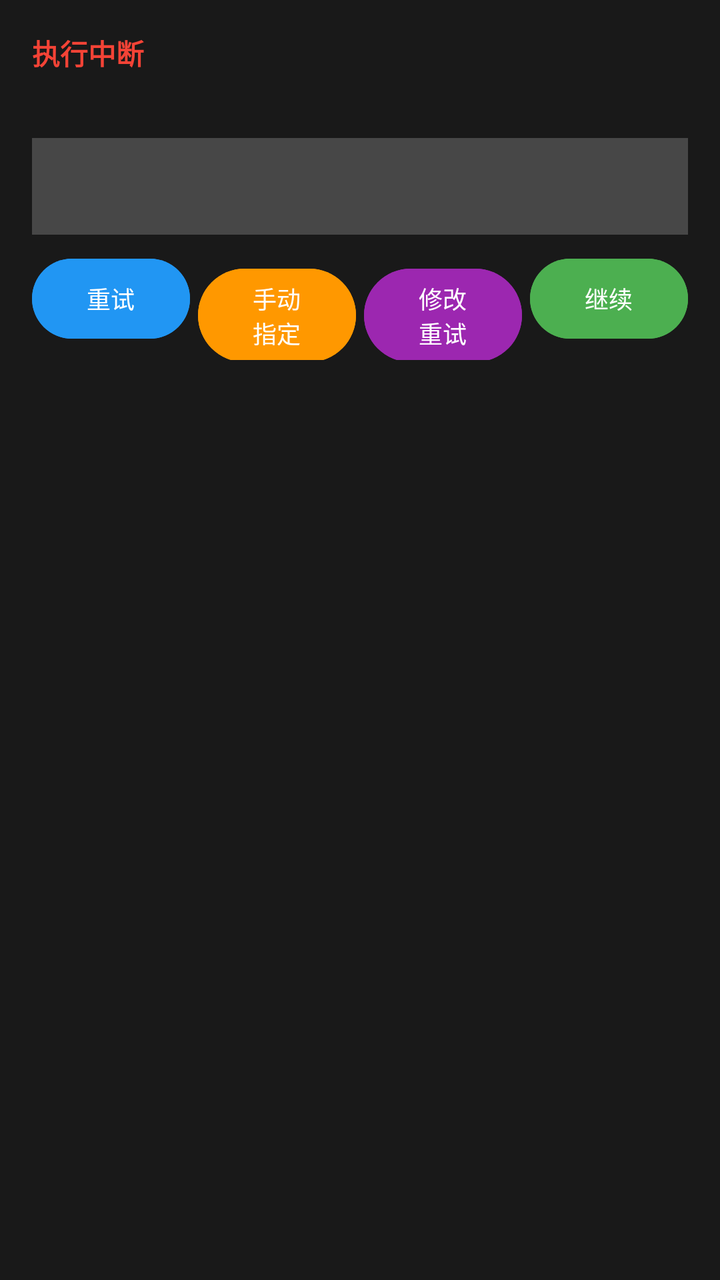
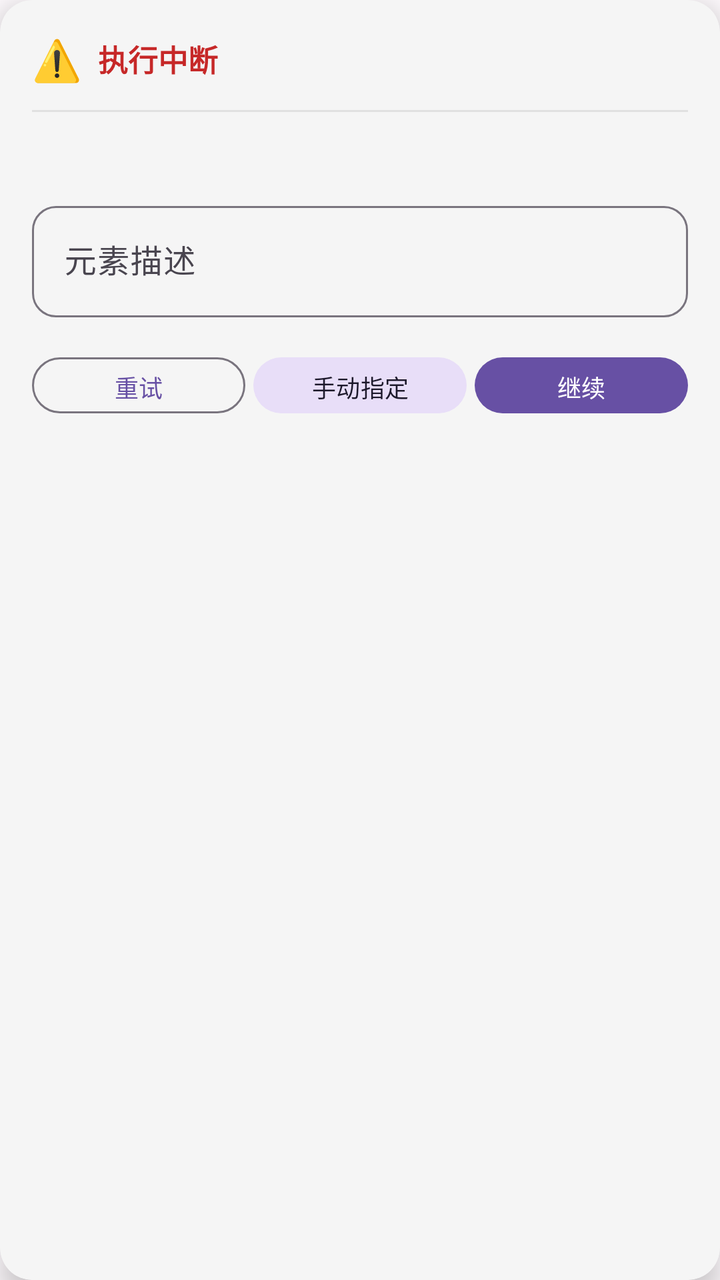

Two renders of the same Android screen: before a commit and after it. Below are the layout's source before the change and the commit's diff.
<!-- AndroidManifest.xml: application theme Theme.AutoTask -->
<!-- res/layout/floating_debug.xml -->
<?xml version="1.0" encoding="utf-8"?>
<LinearLayout xmlns:android="http://schemas.android.com/apk/res/android"
    android:layout_width="match_parent"
    android:layout_height="wrap_content"
    android:orientation="vertical"
    android:background="#E6000000"
    android:padding="16dp">

    <TextView
        android:layout_width="wrap_content"
        android:layout_height="wrap_content"
        android:text="执行中断"
        android:textColor="#F44336"
        android:textSize="14sp"
        android:textStyle="bold" />

    <TextView
        android:id="@+id/tv_reason"
        android:layout_width="wrap_content"
        android:layout_height="wrap_content"
        android:textColor="#CCCCCC"
        android:textSize="12sp"
        android:layout_marginTop="8dp" />

    <EditText
        android:id="@+id/et_hint"
        android:layout_width="match_parent"
        android:layout_height="wrap_content"
        android:background="#33FFFFFF"
        android:textColor="#FFFFFF"
        android:textColorHint="#888888"
        android:padding="12dp"
        android:layout_marginTop="8dp"
        android:inputType="text" />

    <LinearLayout
        android:layout_width="match_parent"
        android:layout_height="wrap_content"
        android:orientation="horizontal"
        android:layout_marginTop="8dp">

        <Button
            android:id="@+id/btn_retry"
            android:layout_width="0dp"
            android:layout_height="wrap_content"
            android:layout_weight="1"
            android:text="重试"
            android:backgroundTint="#2196F3"
            android:textColor="#FFFFFF"
            android:textSize="12sp" />

        <Button
            android:id="@+id/btn_manual"
            android:layout_width="0dp"
            android:layout_height="wrap_content"
            android:layout_weight="1"
            android:layout_marginStart="4dp"
            android:text="手动指定"
            android:backgroundTint="#FF9800"
            android:textColor="#FFFFFF"
            android:textSize="12sp" />

        <Button
            android:id="@+id/btn_modify"
            android:layout_width="0dp"
            android:layout_height="wrap_content"
            android:layout_weight="1"
            android:layout_marginStart="4dp"
            android:text="修改重试"
            android:backgroundTint="#9C27B0"
            android:textColor="#FFFFFF"
            android:textSize="12sp" />

        <Button
            android:id="@+id/btn_continue"
            android:layout_width="0dp"
            android:layout_height="wrap_content"
            android:layout_weight="1"
            android:layout_marginStart="4dp"
            android:text="继续"
            android:backgroundTint="#4CAF50"
            android:textColor="#FFFFFF"
            android:textSize="12sp" />
    </LinearLayout>

</LinearLayout>
<!-- resources referenced by this layout -->
<resources>
  <style name="Theme.AutoTask" parent="Theme.AutoTask.Purple" />
  <style name="Theme.AutoTask.Purple" parent="Theme.Material3.Light.NoActionBar">
          <item name="colorPrimary">@color/purple_primary</item>
          <item name="colorOnPrimary">@color/purple_on_primary</item>
          <item name="colorPrimaryContainer">@color/purple_primary_container</item>
          <item name="colorOnPrimaryContainer">@color/purple_on_primary_container</item>
          <item name="colorSecondary">@color/purple_secondary</item>
          <item name="colorOnSecondary">@color/purple_on_secondary</item>
          <item name="colorSecondaryContainer">@color/purple_secondary_container</item>
          <item name="colorSurface">@color/purple_surface</item>
          <item name="colorOnSurface">@color/purple_on_surface</item>
          <item name="colorSurfaceVariant">@color/purple_surface_variant</item>
          <item name="android:colorBackground">@color/purple_background</item>
      </style>
  <color name="purple_primary">#6750A4</color>
  <color name="purple_on_primary">#FFFFFF</color>
  <color name="purple_primary_container">#EADDFF</color>
  <color name="purple_on_primary_container">#21005D</color>
  <color name="purple_secondary">#625B71</color>
  <color name="purple_on_secondary">#FFFFFF</color>
  <color name="purple_secondary_container">#E8DEF8</color>
  <color name="purple_surface">#FFFBFE</color>
  <color name="purple_on_surface">#1C1B1F</color>
  <color name="purple_surface_variant">#E7E0EC</color>
  <color name="purple_background">#FFFBFE</color>
</resources>

<!-- the commit's change to res/layout/floating_debug.xml (unified diff, before → after) -->
@@ -1,86 +1,114 @@
 <?xml version="1.0" encoding="utf-8"?>
-<LinearLayout xmlns:android="http://schemas.android.com/apk/res/android"
+<com.google.android.material.card.MaterialCardView xmlns:android="http://schemas.android.com/apk/res/android"
+    xmlns:app="http://schemas.android.com/apk/res-auto"
     android:layout_width="match_parent"
     android:layout_height="wrap_content"
-    android:orientation="vertical"
-    android:background="#E6000000"
-    android:padding="16dp">
-
-    <TextView
-        android:layout_width="wrap_content"
-        android:layout_height="wrap_content"
-        android:text="执行中断"
-        android:textColor="#F44336"
-        android:textSize="14sp"
-        android:textStyle="bold" />
-
-    <TextView
-        android:id="@+id/tv_reason"
-        android:layout_width="wrap_content"
-        android:layout_height="wrap_content"
-        android:textColor="#CCCCCC"
-        android:textSize="12sp"
-        android:layout_marginTop="8dp" />
-
-    <EditText
-        android:id="@+id/et_hint"
-        android:layout_width="match_parent"
-        android:layout_height="wrap_content"
-        android:background="#33FFFFFF"
-        android:textColor="#FFFFFF"
-        android:textColorHint="#888888"
-        android:padding="12dp"
-        android:layout_marginTop="8dp"
-        android:inputType="text" />
+    app:cardCornerRadius="16dp"
+    app:cardElevation="8dp"
+    app:cardBackgroundColor="#F5F5F5"
+    app:strokeWidth="0dp">
 
     <LinearLayout
         android:layout_width="match_parent"
         android:layout_height="wrap_content"
-        android:orientation="horizontal"
-        android:layout_marginTop="8dp">
+        android:orientation="vertical"
+        android:padding="16dp">
 
-        <Button
-            android:id="@+id/btn_retry"
-            android:layout_width="0dp"
+        
+        <LinearLayout
+            android:layout_width="match_parent"
             android:layout_height="wrap_content"
-            android:layout_weight="1"
-            android:text="重试"
-            android:backgroundTint="#2196F3"
-            android:textColor="#FFFFFF"
-            android:textSize="12sp" />
+            android:orientation="horizontal"
+            android:gravity="center_vertical">
 
-        <Button
-            android:id="@+id/btn_manual"
-            android:layout_width="0dp"
+            <TextView
+                android:layout_width="wrap_content"
+                android:layout_height="wrap_content"
+                android:text="⚠️"
+                android:textSize="20sp" />
+
+            <TextView
+                android:layout_width="wrap_content"
+                android:layout_height="wrap_content"
+                android:layout_marginStart="8dp"
+                android:text="执行中断"
+                android:textColor="#C62828"
+                android:textSize="15sp"
+                android:textStyle="bold" />
+
+        </LinearLayout>
+
+        <View
+            android:layout_width="match_parent"
+            android:layout_height="1dp"
+            android:layout_marginTop="12dp"
+            android:background="#E0E0E0" />
+
+        
+        <TextView
+            android:id="@+id/tv_reason"
+            android:layout_width="match_parent"
             android:layout_height="wrap_content"
-            android:layout_weight="1"
-            android:layout_marginStart="4dp"
-            android:text="手动指定"
-            android:backgroundTint="#FF9800"
-            android:textColor="#FFFFFF"
-            android:textSize="12sp" />
+            android:layout_marginTop="12dp"
+            android:textColor="#49454F"
+            android:textSize="13sp" />
 
-        <Button
-            android:id="@+id/btn_modify"
-            android:layout_width="0dp"
+        
+        <com.google.android.material.textfield.TextInputLayout
+            android:layout_width="match_parent"
             android:layout_height="wrap_content"
-            android:layout_weight="1"
-            android:layout_marginStart="4dp"
-            android:text="修改重试"
-            android:backgroundTint="#9C27B0"
-            android:textColor="#FFFFFF"
-            android:textSize="12sp" />
+            android:layout_marginTop="12dp"
+            android:hint="元素描述"
+            app:boxCornerRadiusTopStart="12dp"
+            app:boxCornerRadiusTopEnd="12dp"
+            app:boxCornerRadiusBottomStart="12dp"
+            app:boxCornerRadiusBottomEnd="12dp">
 
-        <Button
-            android:id="@+id/btn_continue"
-            android:layout_width="0dp"
+            <com.google.android.material.textfield.TextInputEditText
+                android:id="@+id/et_hint"
+                android:layout_width="match_parent"
+                android:layout_height="wrap_content"
+                android:inputType="text" />
+
+        </com.google.android.material.textfield.TextInputLayout>
+
+        
+        <LinearLayout
+            android:layout_width="match_parent"
             android:layout_height="wrap_content"
-            android:layout_weight="1"
-            android:layout_marginStart="4dp"
-            android:text="继续"
-            android:backgroundTint="#4CAF50"
-            android:textColor="#FFFFFF"
-            android:textSize="12sp" />
+            android:orientation="horizontal"
+            android:layout_marginTop="16dp">
+
+            <com.google.android.material.button.MaterialButton
+                android:id="@+id/btn_retry"
+                android:layout_width="0dp"
+                android:layout_height="36dp"
+                android:layout_weight="1"
+                android:text="重试"
+                android:textSize="12sp"
+                style="@style/Widget.Material3.Button.OutlinedButton" />
+
+            <com.google.android.material.button.MaterialButton
+                android:id="@+id/btn_manual"
+                android:layout_width="0dp"
+                android:layout_height="36dp"
+                android:layout_weight="1"
+                android:layout_marginStart="4dp"
+                android:text="手动指定"
+                android:textSize="12sp"
+                style="@style/Widget.Material3.Button.TonalButton" />
+
+            <com.google.android.material.button.MaterialButton
+                android:id="@+id/btn_continue"
+                android:layout_width="0dp"
+                android:layout_height="36dp"
+                android:layout_weight="1"
+                android:layout_marginStart="4dp"
+                android:text="继续"
+                android:textSize="12sp" />
+
+        </LinearLayout>
+
     </LinearLayout>
 
-</LinearLayout>
+</com.google.android.material.card.MaterialCardView>
<!-- resource entries referenced after the edit -->
@@ -1,7 +1,7 @@
 <!-- resources referenced by this layout -->
 <resources>
   <style name="Theme.AutoTask" parent="Theme.AutoTask.Purple" />
-  <style name="Theme.AutoTask.Purple" parent="Theme.Material3.Light.NoActionBar">
+  <style name="Theme.AutoTask.Purple" parent="Theme.Material3.DayNight.NoActionBar">
           <item name="colorPrimary">@color/purple_primary</item>
           <item name="colorOnPrimary">@color/purple_on_primary</item>
           <item name="colorPrimaryContainer">@color/purple_primary_container</item>
